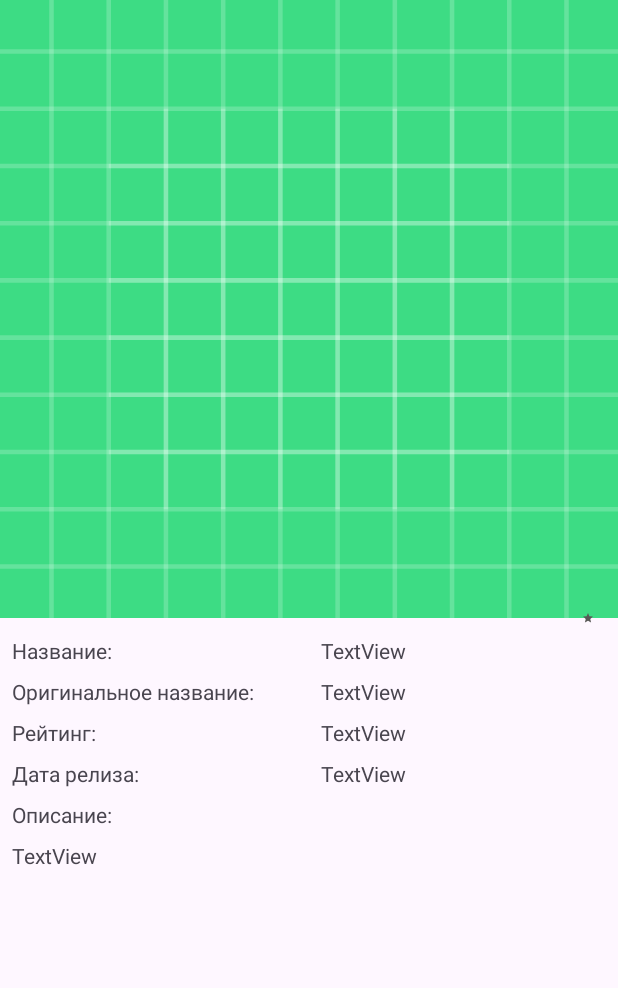
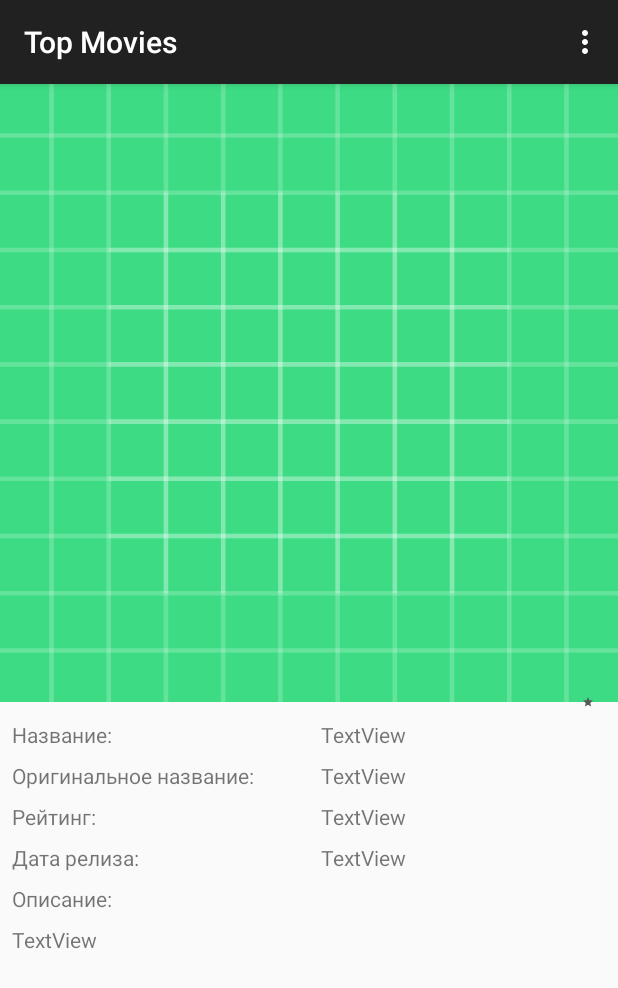
Before and after one commit to Sartikainen/TopMovies, an Android app: the DetailActivity screen opened directly, with no data from a screen before it, on a phone screen of 412 x 824 dp. Shown: the top 988 px of the screen. Run offline under Robolectric (Android 15) with nearby library versions, the phone set to English and light mode, and no system bars; our stand-ins replace Picasso, Room's generated code; pictures from the network do not load; 7 statements that could not run were skipped.

Commit message:
add main_menu.xml

```diff
--- a/app/src/main/AndroidManifest.xml
+++ b/app/src/main/AndroidManifest.xml
@@ -13,7 +13,7 @@
         android:label="@string/app_name"
         android:roundIcon="@mipmap/ic_launcher_round"
         android:supportsRtl="true"
-        android:theme="@style/Theme.TopMovies"
+        android:theme="@style/Theme.AppCompat.Light.DarkActionBar"
         tools:targetApi="31">
         <activity
             android:name=".FavouriteActivity"
--- a/app/src/main/java/com/example/topmovies/DetailActivity.java
+++ b/app/src/main/java/com/example/topmovies/DetailActivity.java
@@ -3,11 +3,15 @@ package com.example.topmovies;
 import android.annotation.SuppressLint;
 import android.content.Intent;
 import android.os.Bundle;
+import android.view.Menu;
+import android.view.MenuInflater;
+import android.view.MenuItem;
 import android.view.View;
 import android.widget.ImageView;
 import android.widget.TextView;
 import android.widget.Toast;
 
+import androidx.annotation.NonNull;
 import androidx.appcompat.app.AppCompatActivity;
 import androidx.lifecycle.ViewModelProvider;
 
@@ -31,6 +35,27 @@ public class DetailActivity extends AppCompatActivity {
     private FavouriteMovie favouriteMovie;
 
     private MainViewModel viewModel;
+
+    @Override
+    public boolean onCreateOptionsMenu(Menu menu) {
+        MenuInflater inflater = getMenuInflater();
+        inflater.inflate(R.menu.main_menu, menu);
+        return super.onCreateOptionsMenu(menu);
+    }
+
+    @SuppressLint("NonConstantResourceId")
+    @Override
+    public boolean onOptionsItemSelected(@NonNull MenuItem item) {
+        int id = item.getItemId();
+        if (id == R.id.itemMain) {
+            Intent intent = new Intent(this, MainActivity.class);
+            startActivity(intent);
+        } else if (id == R.id.itemFavourite) {
+            Intent intentToFavourite = new Intent(this, FavouriteActivity.class);
+            startActivity(intentToFavourite);
+        }
+        return super.onOptionsItemSelected(item);
+    }
 
 
     @SuppressLint("SetTextI18n")
--- /dev/null
+++ b/app/src/main/res/menu/main_menu.xml
@@ -0,0 +1,11 @@
+<?xml version="1.0" encoding="utf-8"?>
+<menu xmlns:tools="http://schemas.android.com/tools"
+    xmlns:android="http://schemas.android.com/apk/res/android">
+    <item
+        android:id="@+id/itemMain"
+        android:title="@string/item_main" />
+    <item
+        android:id="@+id/itemFavourite"
+        android:title="@string/item_favourite" />
+
+</menu>
--- a/app/src/main/res/values/strings.xml
+++ b/app/src/main/res/values/strings.xml
@@ -5,4 +5,6 @@
     <string name="top_rated">Наиболее рейтинговые</string>
     <string name="add_to_favourite">Добавлено в избранное</string>
     <string name="delete_from_favourite">Удалено из избранного</string>
+    <string name="item_main">Главная</string>
+    <string name="item_favourite">Избранное</string>
 </resources>
--- a/app/src/main/res/values/themes.xml
+++ b/app/src/main/res/values/themes.xml
@@ -1,8 +1,7 @@
 <resources xmlns:tools="http://schemas.android.com/tools">
     <!-- Base application theme. -->
-    <style name="Base.Theme.TopMovies" parent="Theme.Material3.DayNight.NoActionBar">
+    <style name="Base.Theme.TopMovies" parent="Theme.AppCompat.DayNight.DarkActionBar">
         <!-- Customize your light theme here. -->
-        <!-- <item name="colorPrimary">@color/my_light_primary</item> -->
     </style>
 
     <style name="Theme.TopMovies" parent="Base.Theme.TopMovies" />
```
Also changed, not shown: app/src/main/java/com/example/topmovies/FavouriteActivity.java (+65 -4 lines), app/src/main/java/com/example/topmovies/MainActivity.java (+26 -0 lines), app/src/main/res/layout/activity_favourite.xml (+10 -0 lines).
